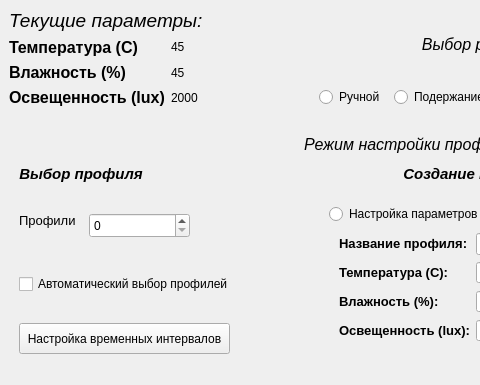
Qt form desktop_app/mainwindow.ui (LehicPokic/Diplom_IVT02_Deribo) before a commit; both pictures show x 0 to 480 and y 0 to 385 of the 828 by 511 pixel window.
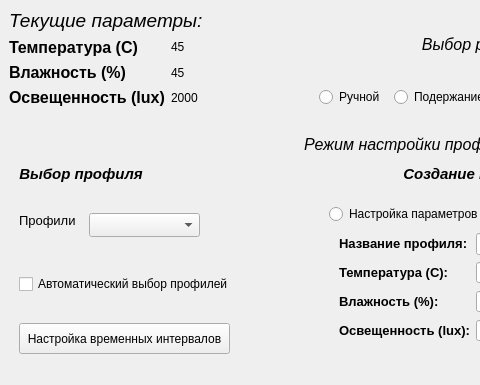
The same form after that commit.

```diff
--- a/desktop_app/mainwindow.ui
+++ b/desktop_app/mainwindow.ui
@@ -442,16 +442,6 @@
          <string>&lt;html&gt;&lt;head/&gt;&lt;body&gt;&lt;p&gt;&lt;span style=&quot; font-size:10pt;&quot;&gt;Профили&lt;/span&gt;&lt;/p&gt;&lt;/body&gt;&lt;/html&gt;</string>
         </property>
        </widget>
-       <widget class="QSpinBox" name="spinBox_4">
-        <property name="geometry">
-         <rect>
-          <x>80</x>
-          <y>100</y>
-          <width>101</width>
-          <height>25</height>
-         </rect>
-        </property>
-       </widget>
        <widget class="QCheckBox" name="checkBox">
         <property name="geometry">
          <rect>
@@ -638,6 +628,16 @@
          <string>Сохранить</string>
         </property>
        </widget>
+       <widget class="QComboBox" name="comboBox">
+        <property name="geometry">
+         <rect>
+          <x>80</x>
+          <y>100</y>
+          <width>111</width>
+          <height>24</height>
+         </rect>
+        </property>
+       </widget>
        <widget class="QWidget" name="">
         <property name="geometry">
          <rect>
```
